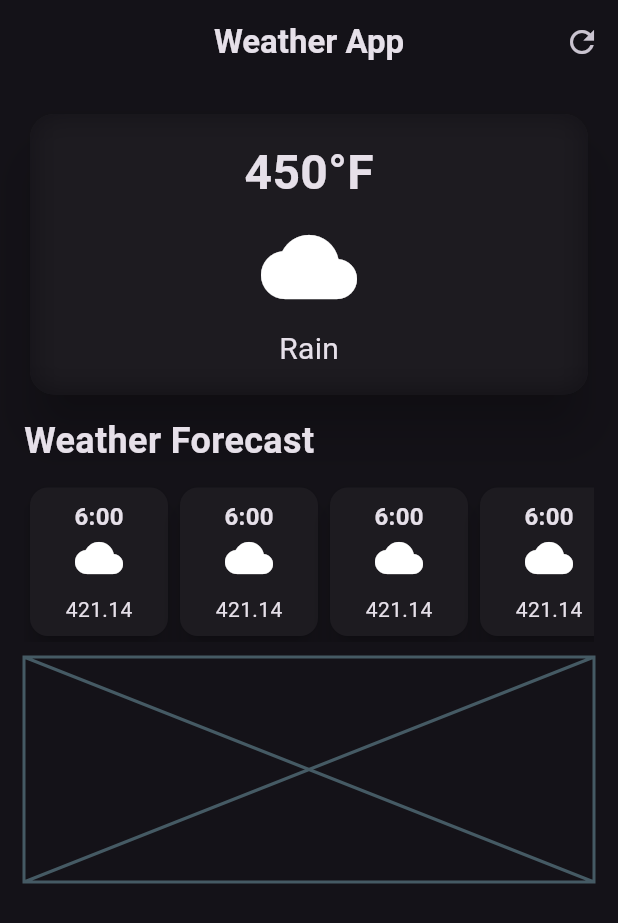
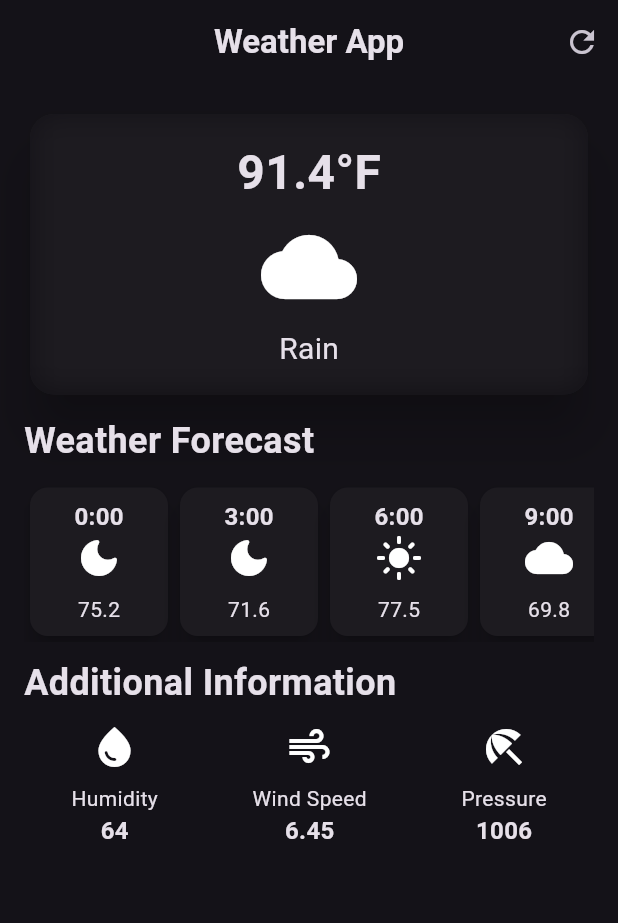
Before and after one commit to Rohit1411Y/weather_app, a Flutter app: the screen it shows after launch, on a phone screen of 412 x 824 dp. Shown: the top 923 px of the screen. Run offline on Flutter 3.47's test engine with Material 2 defaults, Android fonts, the phone set to English and light mode, and no system bars.

Commit message:
ui completed

```diff
--- /dev/null
+++ b/lib/additional_info_item.dart
@@ -0,0 +1,32 @@
+import 'package:flutter/material.dart';
+
+class AdditionalInfoItem extends StatelessWidget {
+  final IconData icon;
+  final String label;
+  final String value;
+  const AdditionalInfoItem({
+    super.key,
+    required this.icon,
+    required this.label,
+    required this.value
+  });
+
+  @override
+  Widget build(BuildContext context) {
+    return Column(
+      children: [
+        Icon(icon,size: 32,),
+        SizedBox(height: 8,),
+        Text(label),
+        Text(value,
+        style: const TextStyle(
+          fontSize: 16,
+          fontWeight: FontWeight.bold
+        ),)
+
+
+
+      ],
+    );
+  }
+}
--- /dev/null
+++ b/lib/forecast_per_hour.dart
@@ -0,0 +1,37 @@
+import 'package:flutter/material.dart';
+class ForecastPerHour extends StatelessWidget {
+  final IconData iconData;
+  final String time;
+  final String temperature;
+  const ForecastPerHour({super.key,
+  required this.time,
+  required this.iconData,
+  required this.temperature
+  });
+
+  @override
+  Widget build(BuildContext context) {
+    return  SizedBox(
+                width: 100,
+                child: Card(
+                  elevation: 7,
+                  child: Container(
+                    padding: const EdgeInsets.all(8.0),
+                    decoration: BoxDecoration(borderRadius: BorderRadius.circular(20)),
+                    child: Column(
+                      children:  [
+                        Text(time,
+                        style: const TextStyle(fontSize: 16,
+                        fontWeight: FontWeight.bold),
+                        ),
+                        Icon(iconData,
+                        size: 32,),
+                        const SizedBox(height: 8,),
+                        Text(temperature),
+                      ],
+                    ),
+                  ),
+                ),
+              );
+  }
+}
--- a/lib/weather_screen.dart
+++ b/lib/weather_screen.dart
@@ -3,6 +3,9 @@
 import 'dart:ui';
 
 import 'package:flutter/material.dart';
+
+import 'additional_info_item.dart';
+import 'forecast_per_hour.dart';
 
 class WeatherScreen extends StatelessWidget {
   const WeatherScreen({super.key});
@@ -25,6 +28,7 @@ class WeatherScreen extends StatelessWidget {
       body: Padding(
         padding: const EdgeInsets.all(16.0),
         child: Column(
+          mainAxisAlignment: MainAxisAlignment.start,
           crossAxisAlignment: CrossAxisAlignment.start,
           children: [
 
@@ -46,7 +50,7 @@ class WeatherScreen extends StatelessWidget {
                 child: Padding(
                   padding: const EdgeInsets.all(16.0),
                   child: Column(children: const[
-                   Text("450°F",style:
+                   Text("91.4°F",style:
                     TextStyle(fontSize: 32,
                     fontWeight: FontWeight.bold),
                     ),
@@ -72,49 +76,35 @@ class WeatherScreen extends StatelessWidget {
           scrollDirection: Axis.horizontal,
            child: Row(
             children: const [
-            ForecastPerHour(),
-            ForecastPerHour(),
-            ForecastPerHour(),
-            ForecastPerHour(),
-            ForecastPerHour()
+            ForecastPerHour(time: "0:00",iconData: Icons.dark_mode_rounded,temperature: "75.2",),
+            ForecastPerHour(time: "3:00",iconData: Icons.dark_mode_rounded,temperature: "71.6",),
+            ForecastPerHour(time: "6:00",iconData: Icons.light_mode,temperature: "77.5",),
+            ForecastPerHour(time: "9:00",iconData: Icons.cloud,temperature: "69.8",),
+            ForecastPerHour(time: "12:00",iconData: Icons.sunny,temperature: "82.4",)
 
             ],
            ),
          ),
 
        const SizedBox(height: 10,),
-       const Placeholder(fallbackHeight: 150,),
+       const Text("Additional Information",
+       style: TextStyle(
+        fontSize: 24
+       ,fontWeight: FontWeight.bold),
+       ),
+       const SizedBox(height: 10,),
+       Row(
+        mainAxisAlignment: MainAxisAlignment.spaceAround,
+        children: const [
+          AdditionalInfoItem(icon: Icons.water_drop,label: "Humidity",value: "64"),
+          AdditionalInfoItem(icon: Icons.air,label: "Wind Speed",value: "6.45"),
+          AdditionalInfoItem(icon: Icons.beach_access,label: "Pressure",value: "1006")
+
+
+        ],
+       )
         ]),
       ),
     );
   }
 }
-class ForecastPerHour extends StatelessWidget {
-  const ForecastPerHour({super.key});
-
-  @override
-  Widget build(BuildContext context) {
-    return  SizedBox(
-                width: 100,
-                child: Card(
-                  elevation: 7,
-                  child: Container(
-                    padding: const EdgeInsets.all(8.0),
-                    decoration: BoxDecoration(borderRadius: BorderRadius.circular(20)),
-                    child: Column(
-                      children: const [
-                        Text('6:00',
-                        style: TextStyle(fontSize: 16,
-                        fontWeight: FontWeight.bold),
-                        ),
-                        Icon(Icons.cloud,
-                        size: 32,),
-                        SizedBox(height: 8,),
-                        Text("421.14"),
-                      ],
-                    ),
-                  ),
-                ),
-              );
-  }
-}
```
